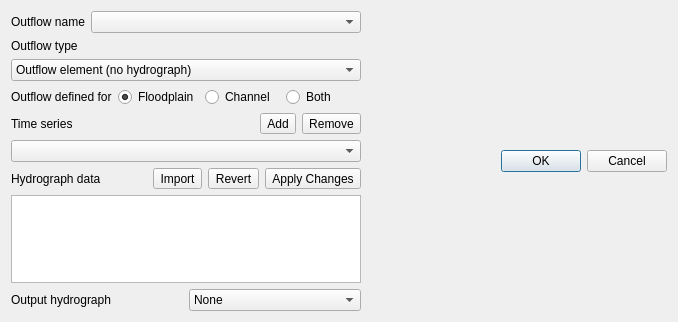
First picture: the form in flo2d/ui/outflow_editor.ui, repository FLO-2DSoftware/qgis-flo-2d-plugin, before the edit.
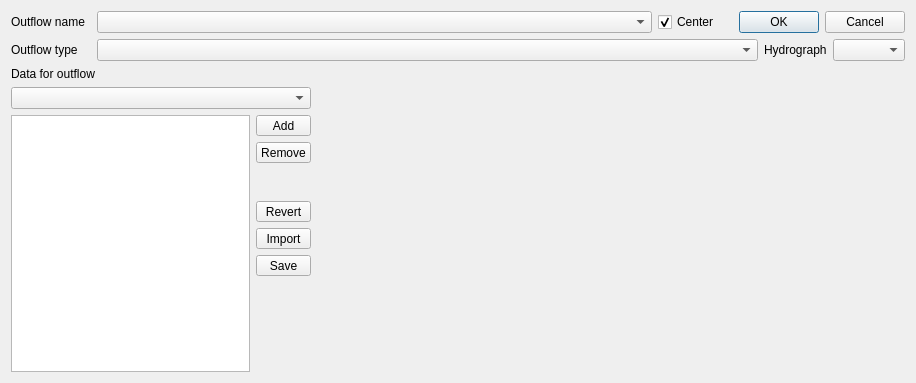
Second picture: the form after the edit.

Diff of the .ui file:
```diff
--- a/flo2d/ui/outflow_editor.ui
+++ b/flo2d/ui/outflow_editor.ui
@@ -6,24 +6,157 @@
    <rect>
     <x>0</x>
     <y>0</y>
-    <width>676</width>
-    <height>320</height>
+    <width>916</width>
+    <height>383</height>
    </rect>
   </property>
   <property name="windowTitle">
    <string>Dialog</string>
   </property>
   <layout class="QVBoxLayout" name="verticalLayout_2">
+   <item>
+    <layout class="QVBoxLayout" name="verticalLayout_3">
+     <property name="bottomMargin">
+      <number>0</number>
+     </property>
+     <item>
+      <layout class="QHBoxLayout" name="horizontalLayout_5">
+       <property name="bottomMargin">
+        <number>0</number>
+       </property>
+       <item>
+        <widget class="QLabel" name="label_4">
+         <property name="sizePolicy">
+          <sizepolicy hsizetype="Preferred" vsizetype="Preferred">
+           <horstretch>0</horstretch>
+           <verstretch>0</verstretch>
+          </sizepolicy>
+         </property>
+         <property name="minimumSize">
+          <size>
+           <width>80</width>
+           <height>0</height>
+          </size>
+         </property>
+         <property name="maximumSize">
+          <size>
+           <width>9999</width>
+           <height>16777215</height>
+          </size>
+         </property>
+         <property name="text">
+          <string>Outflow name</string>
+         </property>
+        </widget>
+       </item>
+       <item>
+        <widget class="QComboBox" name="outflowNameCbo">
+         <property name="sizePolicy">
+          <sizepolicy hsizetype="MinimumExpanding" vsizetype="Fixed">
+           <horstretch>0</horstretch>
+           <verstretch>0</verstretch>
+          </sizepolicy>
+         </property>
+        </widget>
+       </item>
+       <item>
+        <widget class="QCheckBox" name="centerChBox">
+         <property name="text">
+          <string>Center</string>
+         </property>
+         <property name="checked">
+          <bool>true</bool>
+         </property>
+        </widget>
+       </item>
+       <item>
+        <widget class="QDialogButtonBox" name="buttonBox">
+         <property name="sizePolicy">
+          <sizepolicy hsizetype="Preferred" vsizetype="Fixed">
+           <horstretch>0</horstretch>
+           <verstretch>0</verstretch>
+          </sizepolicy>
+         </property>
+         <property name="maximumSize">
+          <size>
+           <width>180</width>
+           <height>16777215</height>
+          </size>
+         </property>
+         <property name="orientation">
+          <enum>Qt::Horizontal</enum>
+         </property>
+         <property name="standardButtons">
+          <set>QDialogButtonBox::Cancel|QDialogButtonBox::Ok</set>
+         </property>
+        </widget>
+       </item>
+      </layout>
+     </item>
+     <item>
+      <layout class="QHBoxLayout" name="horizontalLayout">
+       <property name="bottomMargin">
+        <number>0</number>
+       </property>
+       <item>
+        <widget class="QLabel" name="label_2">
+         <property name="minimumSize">
+          <size>
+           <width>80</width>
+           <height>0</height>
+          </size>
+         </property>
+         <property name="text">
+          <string>Outflow type</string>
+         </property>
+        </widget>
+       </item>
+       <item>
+        <widget class="QComboBox" name="outTypeCbo">
+         <property name="sizePolicy">
+          <sizepolicy hsizetype="MinimumExpanding" vsizetype="Fixed">
+           <horstretch>0</horstretch>
+           <verstretch>0</verstretch>
+          </sizepolicy>
+         </property>
+         <property name="minimumSize">
+          <size>
+           <width>150</width>
+           <height>0</height>
+          </size>
+         </property>
+        </widget>
+       </item>
+       <item>
+        <widget class="QLabel" name="label">
+         <property name="text">
+          <string>Hydrograph</string>
+         </property>
+        </widget>
+       </item>
+       <item>
+        <widget class="QComboBox" name="hydroCbo"/>
+       </item>
+      </layout>
+     </item>
+    </layout>
+   </item>
    <item>
     <layout class="QHBoxLayout" name="horizontalLayout_3">
      <property name="rightMargin">
       <number>0</number>
      </property>
      <item>
-      <widget class="QFrame" name="frame">
+      <widget class="QFrame" name="dataFrame">
+       <property name="minimumSize">
+        <size>
+         <width>300</width>
+         <height>0</height>
+        </size>
+       </property>
        <property name="maximumSize">
         <size>
-         <width>350</width>
+         <width>300</width>
          <height>16777215</height>
         </size>
        </property>
@@ -37,160 +170,6 @@
         <property name="margin">
          <number>0</number>
         </property>
-        <item>
-         <layout class="QHBoxLayout" name="horizontalLayout_5">
-          <property name="bottomMargin">
-           <number>0</number>
-          </property>
-          <item>
-           <widget class="QLabel" name="label_4">
-            <property name="sizePolicy">
-             <sizepolicy hsizetype="Preferred" vsizetype="Preferred">
-              <horstretch>0</horstretch>
-              <verstretch>0</verstretch>
-             </sizepolicy>
-            </property>
-            <property name="minimumSize">
-             <size>
-              <width>0</width>
-              <height>0</height>
-             </size>
-            </property>
-            <property name="maximumSize">
-             <size>
-              <width>9999</width>
-              <height>16777215</height>
-             </size>
-            </property>
-            <property name="text">
-             <string>Outflow name</string>
-            </property>
-           </widget>
-          </item>
-          <item>
-           <widget class="QComboBox" name="outflowNameCbo">
-            <property name="sizePolicy">
-             <sizepolicy hsizetype="MinimumExpanding" vsizetype="Fixed">
-              <horstretch>0</horstretch>
-              <verstretch>0</verstretch>
-             </sizepolicy>
-            </property>
-           </widget>
-          </item>
-         </layout>
-        </item>
-        <item>
-         <layout class="QVBoxLayout" name="verticalLayout_3">
-          <property name="bottomMargin">
-           <number>0</number>
-          </property>
-          <item>
-           <widget class="QLabel" name="label_3">
-            <property name="sizePolicy">
-             <sizepolicy hsizetype="MinimumExpanding" vsizetype="Preferred">
-              <horstretch>0</horstretch>
-              <verstretch>0</verstretch>
-             </sizepolicy>
-            </property>
-            <property name="minimumSize">
-             <size>
-              <width>80</width>
-              <height>0</height>
-             </size>
-            </property>
-            <property name="maximumSize">
-             <size>
-              <width>80</width>
-              <height>16777215</height>
-             </size>
-            </property>
-            <property name="text">
-             <string>Outflow type</string>
-            </property>
-           </widget>
-          </item>
-          <item>
-           <widget class="QComboBox" name="outflowTypeCbo">
-            <property name="sizePolicy">
-             <sizepolicy hsizetype="MinimumExpanding" vsizetype="Fixed">
-              <horstretch>0</horstretch>
-              <verstretch>0</verstretch>
-             </sizepolicy>
-            </property>
-            <property name="minimumSize">
-             <size>
-              <width>100</width>
-              <height>0</height>
-             </size>
-            </property>
-            <property name="maximumSize">
-             <size>
-              <width>9999</width>
-              <height>16777215</height>
-             </size>
-            </property>
-            <item>
-             <property name="text">
-              <string>Outflow element (no hydrograph)</string>
-             </property>
-            </item>
-            <item>
-             <property name="text">
-              <string>Outflow with time-stage relationship</string>
-             </property>
-            </item>
-            <item>
-             <property name="text">
-              <string>Channel outflow with stage-discharge</string>
-             </property>
-            </item>
-            <item>
-             <property name="text">
-              <string>Channel outflow with depth-discharge</string>
-             </property>
-            </item>
-           </widget>
-          </item>
-         </layout>
-        </item>
-        <item>
-         <layout class="QHBoxLayout" name="horizontalLayout_6">
-          <property name="bottomMargin">
-           <number>0</number>
-          </property>
-          <item>
-           <widget class="QLabel" name="label_5">
-            <property name="text">
-             <string>Outflow defined for</string>
-            </property>
-           </widget>
-          </item>
-          <item>
-           <widget class="QRadioButton" name="identFloodplainRadio">
-            <property name="text">
-             <string>Floodplain</string>
-            </property>
-            <property name="checked">
-             <bool>true</bool>
-            </property>
-           </widget>
-          </item>
-          <item>
-           <widget class="QRadioButton" name="identChannelRadio">
-            <property name="text">
-             <string>Channel</string>
-            </property>
-           </widget>
-          </item>
-          <item>
-           <widget class="QRadioButton" name="identBothRadio">
-            <property name="text">
-             <string>Both</string>
-            </property>
-           </widget>
-          </item>
-         </layout>
-        </item>
         <item>
          <layout class="QHBoxLayout" name="horizontalLayout_2">
           <item>
@@ -202,21 +181,7 @@
              </size>
             </property>
             <property name="text">
-             <string>Time series</string>
-            </property>
-           </widget>
-          </item>
-          <item>
-           <widget class="QToolButton" name="addTimeSeriesBtn">
-            <property name="text">
-             <string>Add</string>
-            </property>
-           </widget>
-          </item>
-          <item>
-           <widget class="QToolButton" name="removeTimeSeriesBtn">
-            <property name="text">
-             <string>Remove</string>
+             <string>Data for outflow</string>
             </property>
            </widget>
           </item>
@@ -233,121 +198,155 @@
          </widget>
         </item>
         <item>
-         <layout class="QHBoxLayout" name="horizontalLayout_4">
+         <layout class="QHBoxLayout" name="horizontalLayout_6">
           <property name="bottomMargin">
            <number>0</number>
           </property>
           <item>
-           <widget class="QLabel" name="dataTableLabel">
-            <property name="text">
-             <string>Hydrograph data</string>
+           <widget class="QTableView" name="dataTView">
+            <property name="sizePolicy">
+             <sizepolicy hsizetype="MinimumExpanding" vsizetype="Expanding">
+              <horstretch>0</horstretch>
+              <verstretch>0</verstretch>
+             </sizepolicy>
             </property>
-           </widget>
-          </item>
-          <item>
-           <widget class="QToolButton" name="importTseriesBtn">
-            <property name="text">
-             <string>Import</string>
+            <property name="minimumSize">
+             <size>
+              <width>210</width>
+              <height>0</height>
+             </size>
             </property>
-           </widget>
-          </item>
-          <item>
-           <widget class="QToolButton" name="revertChangesBtn">
-            <property name="text">
-             <string>Revert</string>
+            <property name="maximumSize">
+             <size>
+              <width>240</width>
+              <height>16777215</height>
+             </size>
             </property>
            </widget>
           </item>
           <item>
-           <widget class="QToolButton" name="saveTimeSeriesBtn">
-            <property name="text">
-             <string>Apply Changes</string>
+           <layout class="QVBoxLayout" name="verticalLayout_4">
+            <property name="rightMargin">
+             <number>0</number>
             </property>
-           </widget>
-          </item>
-         </layout>
-        </item>
-        <item>
-         <widget class="QTableView" name="tseriesDataTView">
-          <property name="minimumSize">
-           <size>
-            <width>350</width>
-            <height>0</height>
-           </size>
-          </property>
-          <property name="maximumSize">
-           <size>
-            <width>350</width>
-            <height>16777215</height>
-           </size>
-          </property>
-         </widget>
-        </item>
-        <item>
-         <layout class="QHBoxLayout" name="horizontalLayout">
-          <property name="bottomMargin">
-           <number>0</number>
-          </property>
-          <item>
-           <widget class="QLabel" name="label">
-            <property name="text">
-             <string>Output hydrograph</string>
-            </property>
-           </widget>
-          </item>
-          <item>
-           <widget class="QComboBox" name="outHydrographCbo">
             <item>
-             <property name="text">
-              <string>None</string>
-             </property>
+             <widget class="QToolButton" name="addOutDataBtn">
+              <property name="minimumSize">
+               <size>
+                <width>55</width>
+                <height>0</height>
+               </size>
+              </property>
+              <property name="text">
+               <string>Add</string>
+              </property>
+             </widget>
             </item>
             <item>
-             <property name="text">
-              <string>O1</string>
-             </property>
+             <widget class="QToolButton" name="removeOutDataBtn">
+              <property name="minimumSize">
+               <size>
+                <width>55</width>
+                <height>0</height>
+               </size>
+              </property>
+              <property name="text">
+               <string>Remove</string>
+              </property>
+             </widget>
             </item>
             <item>
-             <property name="text">
-              <string>O2</string>
-             </property>
+             <spacer name="verticalSpacer_4">
+              <property name="orientation">
+               <enum>Qt::Vertical</enum>
+              </property>
+              <property name="sizeHint" stdset="0">
+               <size>
+                <width>20</width>
+                <height>40</height>
+               </size>
+              </property>
+             </spacer>
             </item>
             <item>
-             <property name="text">
-              <string>O3</string>
-             </property>
+             <widget class="QToolButton" name="revertChangesBtn">
+              <property name="minimumSize">
+               <size>
+                <width>55</width>
+                <height>0</height>
+               </size>
+              </property>
+              <property name="text">
+               <string>Revert</string>
+              </property>
+             </widget>
             </item>
             <item>
-             <property name="text">
-              <string>O4</string>
-             </property>
+             <widget class="QToolButton" name="importDataBtn">
+              <property name="minimumSize">
+               <size>
+                <width>55</width>
+                <height>0</height>
+               </size>
+              </property>
+              <property name="text">
+               <string>Import</string>
+              </property>
+             </widget>
             </item>
             <item>
-             <property name="text">
-              <string>O5</string>
-             </property>
+             <widget class="QToolButton" name="saveOutDataBtn">
+              <property name="minimumSize">
+               <size>
+                <width>55</width>
+                <height>0</height>
+               </size>
+              </property>
+              <property name="text">
+               <string>Save</string>
+              </property>
+             </widget>
             </item>
             <item>
-             <property name="text">
-              <string>O6</string>
-             </property>
+             <spacer name="verticalSpacer_2">
+              <property name="orientation">
+               <enum>Qt::Vertical</enum>
+              </property>
+              <property name="sizeHint" stdset="0">
+               <size>
+                <width>20</width>
+                <height>40</height>
+               </size>
+              </property>
+             </spacer>
             </item>
             <item>
-             <property name="text">
-              <string>O7</string>
-             </property>
+             <spacer name="verticalSpacer_3">
+              <property name="orientation">
+               <enum>Qt::Vertical</enum>
+              </property>
+              <property name="sizeHint" stdset="0">
+               <size>
+                <width>20</width>
+                <height>40</height>
+               </size>
+              </property>
+             </spacer>
             </item>
             <item>
-             <property name="text">
-              <string>O8</string>
-             </property>
+             <spacer name="verticalSpacer">
+              <property name="orientation">
+               <enum>Qt::Vertical</enum>
+              </property>
+              <property name="sizeHint" stdset="0">
+               <size>
+                <width>20</width>
+                <height>40</height>
+               </size>
+              </property>
+             </spacer>
             </item>
-            <item>
-             <property name="text">
-              <string>O9</string>
-             </property>
-            </item>
-           </widget>
+           </layout>
           </item>
          </layout>
         </item>
@@ -355,7 +354,13 @@
       </widget>
      </item>
      <item>
-      <widget class="QFrame" name="frame_2">
+      <widget class="QFrame" name="plotFrame">
+       <property name="sizePolicy">
+        <sizepolicy hsizetype="MinimumExpanding" vsizetype="Preferred">
+         <horstretch>0</horstretch>
+         <verstretch>0</verstretch>
+        </sizepolicy>
+       </property>
        <property name="minimumSize">
         <size>
          <width>300</width>
@@ -376,20 +381,10 @@
          <number>0</number>
         </property>
         <item row="0" column="0">
-         <layout class="QVBoxLayout" name="verticalLayout_4">
-          <item>
-           <layout class="QHBoxLayout" name="plotLayout"/>
-          </item>
-          <item>
-           <widget class="QDialogButtonBox" name="buttonBox">
-            <property name="orientation">
-             <enum>Qt::Horizontal</enum>
-            </property>
-            <property name="standardButtons">
-             <set>QDialogButtonBox::Cancel|QDialogButtonBox::Ok</set>
-            </property>
-           </widget>
-          </item>
+         <layout class="QHBoxLayout" name="plotLayout">
+          <property name="spacing">
+           <number>0</number>
+          </property>
          </layout>
         </item>
        </layout>
```
Left out of the diff: 14 changed lines with no effect on the pictures.
